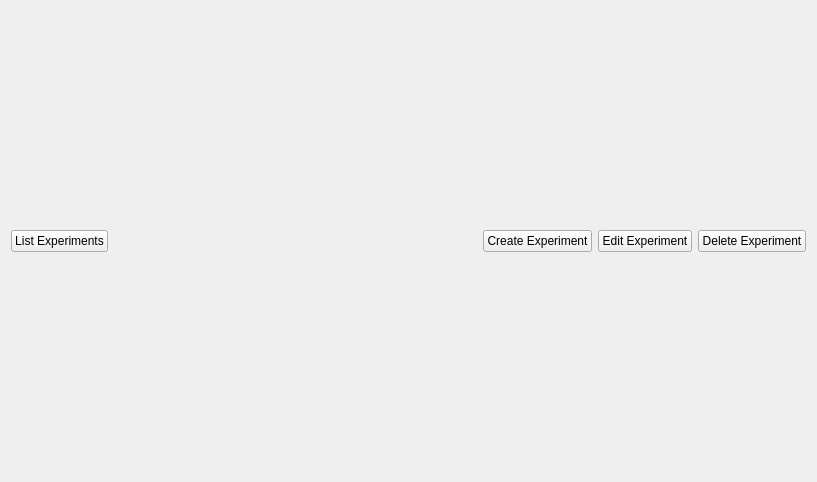
Qt form reactorgui/uiExperimentManagerWidget.ui (daharkan/ModularReactionPackage) before a commit.
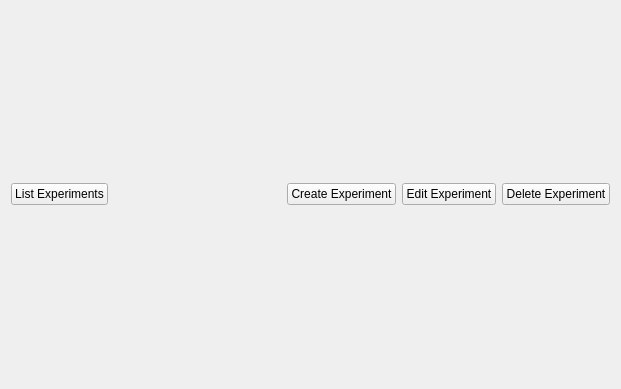
The same form after that commit.

Patch:
```diff
--- a/reactorgui/uiExperimentManagerWidget.ui
+++ b/reactorgui/uiExperimentManagerWidget.ui
@@ -6,10 +6,16 @@
    <rect>
     <x>0</x>
     <y>0</y>
-    <width>817</width>
-    <height>482</height>
+    <width>621</width>
+    <height>389</height>
    </rect>
   </property>
+  <property name="sizePolicy">
+   <sizepolicy hsizetype="Minimum" vsizetype="Minimum">
+    <horstretch>0</horstretch>
+    <verstretch>0</verstretch>
+   </sizepolicy>
+  </property>
   <property name="windowTitle">
    <string>Form</string>
   </property>
```
Left out of the diff: 2 changed lines with no effect on the pictures.
